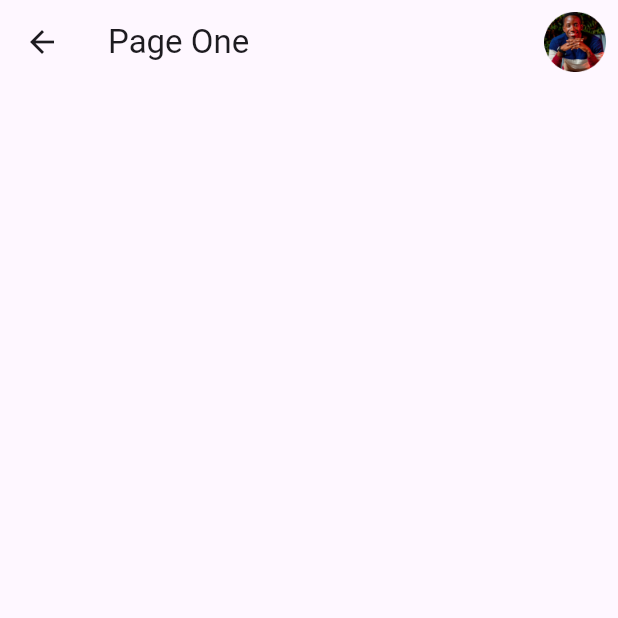
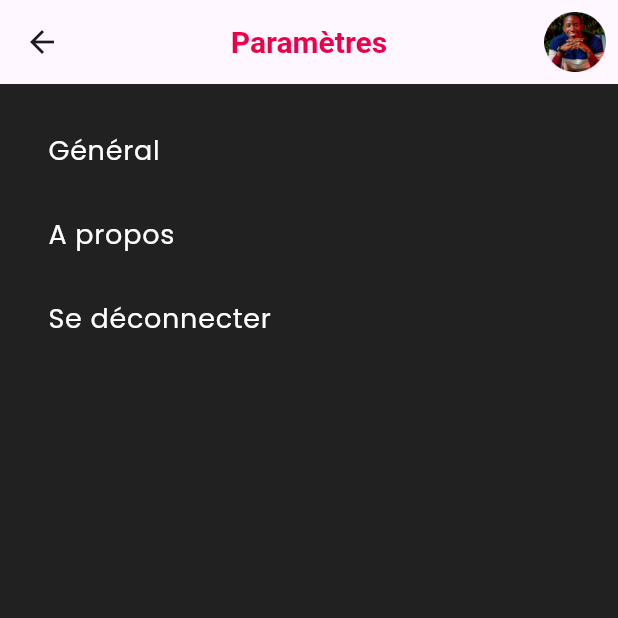
Before and after one commit to ggbaguidi/Streamuzic-app-mobile, a Flutter app: the Settings screen opened directly, on a phone screen of 412 x 824 dp, the top half of it. Run offline on Flutter 3.47's test engine with Material 3 defaults, Android fonts, the phone set to English and light mode, and no system bars; our stand-ins replace audio_video_progress_bar, flutter_social_button, flutter_spinkit, form_validator, google_fonts, just_audio and 1 more.

Commit message:
New page

```diff
--- a/lib/pages/profil/profil_screen.dart
+++ b/lib/pages/profil/profil_screen.dart
@@ -34,7 +34,15 @@ class Settings extends StatelessWidget {
   Widget build(BuildContext context) {
     return Scaffold(
       appBar: AppBar(
-        title: const Text("Page One"),
+        title: Text(
+          'Paramètres',
+          style: TextStyle(
+            color: Color(0xFFEC0048),
+            fontWeight: FontWeight.bold,
+            fontSize: 20.0,
+          ),
+        ),
+        centerTitle: true,
         actions: [
           Builder(
             builder: (context) => IconButton(
@@ -45,10 +53,53 @@ class Settings extends StatelessWidget {
           ),
         ],
       ),
-      body: const Center(
-        child: Text('Demo: Page Two'),
+      body: Container(
+        color: Color(0xFF222121),
+        padding: EdgeInsets.all(16.0),
+        child: Column(
+          crossAxisAlignment: CrossAxisAlignment.start,
+          children: [
+            ListTile(
+              title: Text(
+                'Général',
+                style: TextStyle(
+                  color: Colors.white,
+                  fontSize: 18.0,
+                ),
+              ),
+              onTap: () {
+                // Code pour ouvrir l'onglet Général
+              },
+            ),
+            // Onglet A propos
+            ListTile(
+              title: Text(
+                'A propos',
+                style: TextStyle(
+                  color: Colors.white, // Texte en blanc
+                  fontSize: 18.0, // Taille de la police
+                ),
+              ),
+              onTap: () {
+                // Code pour ouvrir l'onglet A propos
+              },
+            ),
+            // Onglet Se déconnecter
+            ListTile(
+              title: Text(
+                'Se déconnecter',
+                style: TextStyle(
+                  color: Colors.white,
+                  fontSize: 18.0,
+                ),
+              ),
+              onTap: () {
+                // Code pour se déconnecter
+              },
+            ),
+          ],
+        ),
       ),
-      endDrawer: const MyDrawerProfile(),
     );
   }
 }
@@ -116,7 +167,10 @@ class MyDrawerProfile extends StatelessWidget {
         children: [
           const Padding(
             padding: EdgeInsets.only(top: 20.0, left: 20.0),
-            child: Text("Mon compte", style: TextStyle(color: buttonColor, fontWeight: FontWeight.bold),),
+            child: Text(
+              "Mon compte",
+              style: TextStyle(color: buttonColor, fontWeight: FontWeight.bold),
+            ),
           ),
           DrawerHeader(
             child: Column(
@@ -130,20 +184,46 @@ class MyDrawerProfile extends StatelessWidget {
                           padding: EdgeInsets.only(left: 10.0),
                           child: Column(
                             children: [
-                              Text("John Doe", style: TextStyle(color: Colors.white, fontSize: 16),),
+                              Text(
+                                "John Doe",
+                                style: TextStyle(
+                                    color: Colors.white, fontSize: 16),
+                              ),
                               SizedBox(
                                 height: 20.0,
                               ),
                               Row(
                                 children: [
                                   Column(
-                                    children: [Text("3K", style: TextStyle(color: Colors.white, fontSize: 16),), Text("followers", style: TextStyle(color: buttonColor, fontSize: 10),)],
+                                    children: [
+                                      Text(
+                                        "3K",
+                                        style: TextStyle(
+                                            color: Colors.white, fontSize: 16),
+                                      ),
+                                      Text(
+                                        "followers",
+                                        style: TextStyle(
+                                            color: buttonColor, fontSize: 10),
+                                      )
+                                    ],
                                   ),
                                   SizedBox(
                                     width: 10.0,
                                   ),
                                   Column(
-                                    children: [Text("20", style: TextStyle(color: Colors.white, fontSize: 16),), Text("following", style: TextStyle(color: buttonColor, fontSize: 10),)],
+                                    children: [
+                                      Text(
+                                        "20",
+                                        style: TextStyle(
+                                            color: Colors.white, fontSize: 16),
+                                      ),
+                                      Text(
+                                        "following",
+                                        style: TextStyle(
+                                            color: buttonColor, fontSize: 10),
+                                      )
+                                    ],
                                   )
                                 ],
                               )
@@ -159,7 +239,10 @@ class MyDrawerProfile extends StatelessWidget {
           ),
           ListTile(
             leading: const Icon(IconData(0xe800)),
-            title: const Text('Modifier le profil', style: TextStyle(color: Colors.white, fontSize: 16),),
+            title: const Text(
+              'Modifier le profil',
+              style: TextStyle(color: Colors.white, fontSize: 16),
+            ),
             onTap: () {
               Navigator.of(context).push(
                 MaterialPageRoute(builder: (context) => const UpdateProfil()),
@@ -168,7 +251,10 @@ class MyDrawerProfile extends StatelessWidget {
           ),
           ListTile(
             leading: const Icon(Icons.library_music),
-            title: const Text('Bibliothèque', style: TextStyle(color: Colors.white, fontSize: 16),),
+            title: const Text(
+              'Bibliothèque',
+              style: TextStyle(color: Colors.white, fontSize: 16),
+            ),
             onTap: () {
               Navigator.of(context).push(
                 MaterialPageRoute(builder: (context) => const Bibliotheque()),
@@ -177,7 +263,10 @@ class MyDrawerProfile extends StatelessWidget {
           ),
           ListTile(
               leading: const Icon(Icons.settings),
-              title: const Text('Paramètres et confidentialité', style: TextStyle(color: Colors.white, fontSize: 16),),
+              title: const Text(
+                'Paramètres et confidentialité',
+                style: TextStyle(color: Colors.white, fontSize: 16),
+              ),
               onTap: () {
                 Navigator.of(context).push(
                   MaterialPageRoute(builder: (context) => const Settings()),
@@ -185,7 +274,10 @@ class MyDrawerProfile extends StatelessWidget {
               }),
           ListTile(
               leading: const Icon(Icons.help),
-              title: const Text('Aide', style: TextStyle(color: Colors.white, fontSize: 16),),
+              title: const Text(
+                'Aide',
+                style: TextStyle(color: Colors.white, fontSize: 16),
+              ),
               onTap: () {
                 Navigator.of(context).push(
                   MaterialPageRoute(builder: (context) => const Help()),
--- a/pubspec.yaml
+++ b/pubspec.yaml
@@ -5,7 +5,7 @@ publish_to: 'none'
 version: 1.0.0+1
 
 environment:
-  sdk: '>=3.2.5 <4.0.0'
+  sdk: '>=3.2.4 <4.0.0'
 
 dependencies:
   flutter:
```
Also changed, not shown: pubspec.lock.
